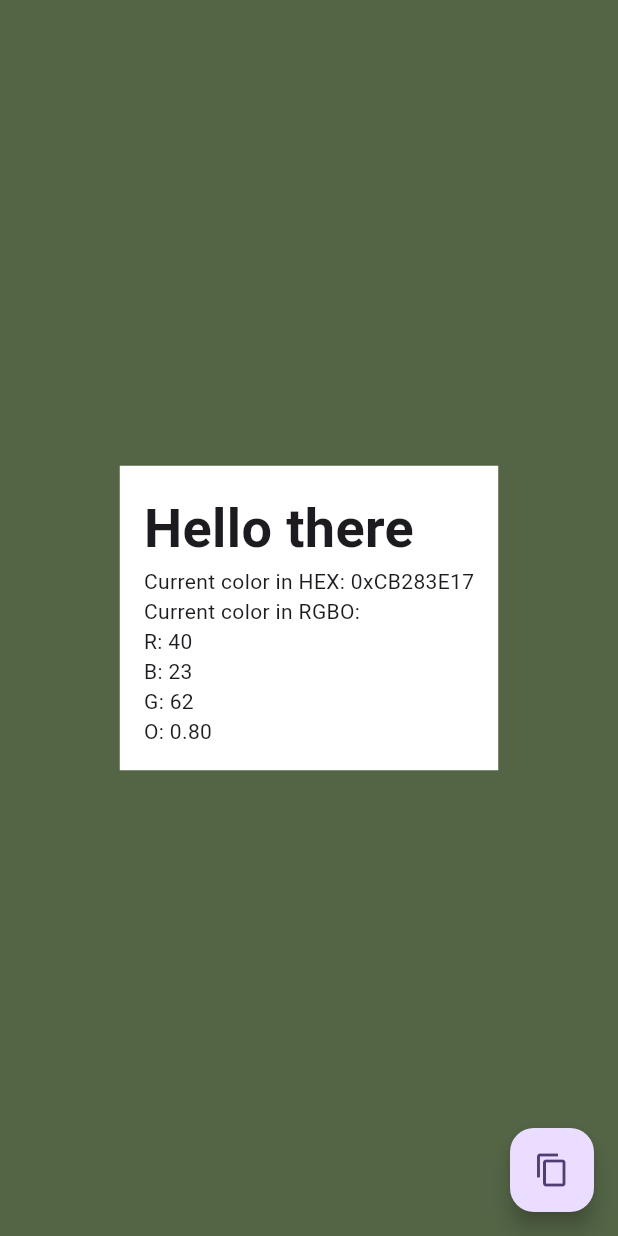
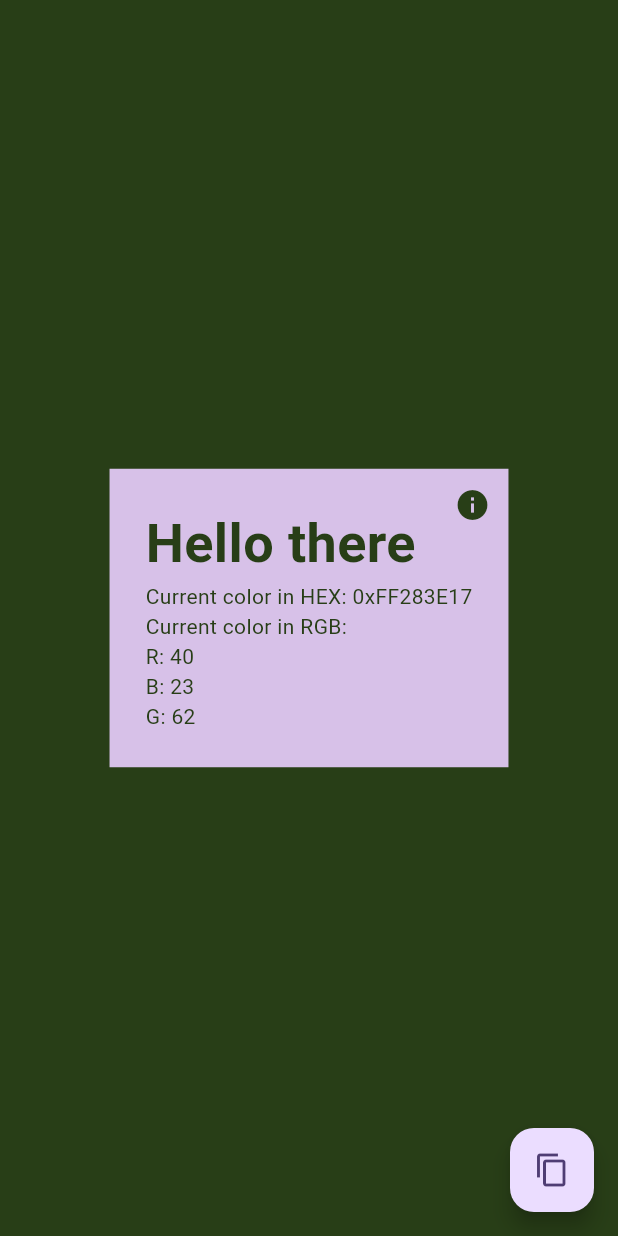
Before and after one commit to binhnt010896/simple-color-generator, a Flutter app: the screen it shows after launch, on a phone screen of 412 x 824 dp. Run offline on Flutter 3.47's test engine with Material 2 defaults, Android fonts, the light colour scheme and no system bars.

Commit message:
Apply complementary color

```diff
--- a/lib/my_home_page.dart
+++ b/lib/my_home_page.dart
@@ -1,4 +1,5 @@
 import 'dart:math';
+import 'package:flutter/cupertino.dart';
 import 'package:flutter/material.dart';
 import 'package:flutter/services.dart';
 
@@ -8,8 +9,8 @@ const maxDensityValue = 255;
 /// Define HEX
 const hex = 16;
 
-/// Define the number of digits after decimal points for double variables
-const roundDecimalPoint = 2;
+/// Define "Hello there" font size
+const titleFontSize = 36.0;
 
 /// MyHomePage is the main and only screen for this application
 class MyHomePage extends StatefulWidget {
@@ -27,35 +28,62 @@ class _MyHomePageState extends State<MyHomePage> {
 
   /// Use built-in Flutter math library to generate random numbers
   int _randomInt(int min, int max) => min + _random.nextInt(max - min);
-  /// Generate double from 0 to 1, so there's no need for parameters
-  double _randomDouble() => _random.nextDouble();
 
   /// Handle generating new color
   void _generateColor() {
     setState(() => _currentColor = _randomColor,);
   }
 
-  /// Generate a new color based on new RGBO values.
+  /// Generate a new color based on new RGB values.
   Color get _randomColor => Color.fromRGBO(
     _randomInt(0, maxDensityValue),
     _randomInt(0, maxDensityValue),
     _randomInt(0, maxDensityValue),
-    _randomDouble(),
+    1,
   );
 
+  /// Generate complementary color for _currentColor.
+  Color get _complementaryColor => Color.fromRGBO(
+    maxDensityValue - _currentColor.red,
+    maxDensityValue - _currentColor.green,
+    maxDensityValue - _currentColor.blue,
+    1,
+  );
+
+  /// Copy _currentColor in HEX
   Future<void> _copyColor() async {
     await Clipboard.setData(ClipboardData(text: _getColorHex)).then((_) {
       ScaffoldMessenger.of(context).showSnackBar(const SnackBar(
-        key: Key('copied_snackbar'),
         content: Text("Copied current color in HEX"),
         backgroundColor: Colors.green,
       ),);
     });
   }
 
+  /// Get color in HEX string
   String get _getColorHex => '0x${_currentColor.value
       .toRadixString(hex)
       .toUpperCase()}';
+
+  /// Show info about the complementary box
+  void _showInfoDialog() {
+    showCupertinoModalPopup<void>(
+      context: context,
+      builder: (BuildContext context) => CupertinoAlertDialog(
+        title: const Text('Info'),
+        content: const Text(
+          'This box is in the complementary color of the background.',
+        ),
+        actions: <CupertinoDialogAction>[
+          CupertinoDialogAction(
+            isDefaultAction: true,
+            onPressed: () => Navigator.pop(context),
+            child: const Text('Got it!'),
+          ),
+        ],
+      ),
+    );
+  }
 
   @override
   void initState() {
@@ -77,33 +105,46 @@ class _MyHomePageState extends State<MyHomePage> {
                 width: MediaQuery.of(context).size.width,
                 color: Colors.transparent,
                 child: Center(
-                  child: Container(
-                    padding: const EdgeInsets.all(16),
-                    color: Colors.white,
+                  child: Stack(
+                    children: [
+                      Container(
+                        padding: const EdgeInsets.all(24),
+                        color: _complementaryColor,
                         child: Column(
                           mainAxisSize: MainAxisSize.min,
                           crossAxisAlignment: CrossAxisAlignment.start,
                           children: [
-                        const Text(
+                            Text(
                               'Hello there',
                               style: TextStyle(
-                            fontSize: 36,
+                                fontSize: titleFontSize,
                                 fontWeight: FontWeight.w700,
+                                color: _currentColor,
                               ),
                             ),
                             Text(
                               'Current color in HEX: $_getColorHex',
                               key: const Key('color_in_hex'),
+                              style: TextStyle(color: _currentColor),
                             ),
-                        Text('Current color in RGBO:\n'
+                            Text('Current color in RGB:\n'
                                 'R: ${_currentColor.red}\n'
                                 'B: ${_currentColor.blue}\n'
-                            'G: ${_currentColor.green}\n'
-                            'O: ${_currentColor.opacity
-                            .toStringAsFixed(roundDecimalPoint)}'
+                                'G: ${_currentColor.green}',
+                              style: TextStyle(color: _currentColor),
                             )
                           ],
                         ),
+                      ),
+                      Positioned(
+                        right: 0,
+                        top: 0,
+                        child: IconButton(
+                          onPressed: _showInfoDialog,
+                          icon: Icon(Icons.info, color: _currentColor,),
+                        ),
+                      )
+                    ],
                   ),
                 ),
               ),
```
Lines whose indentation alone changed are shown as unchanged.
